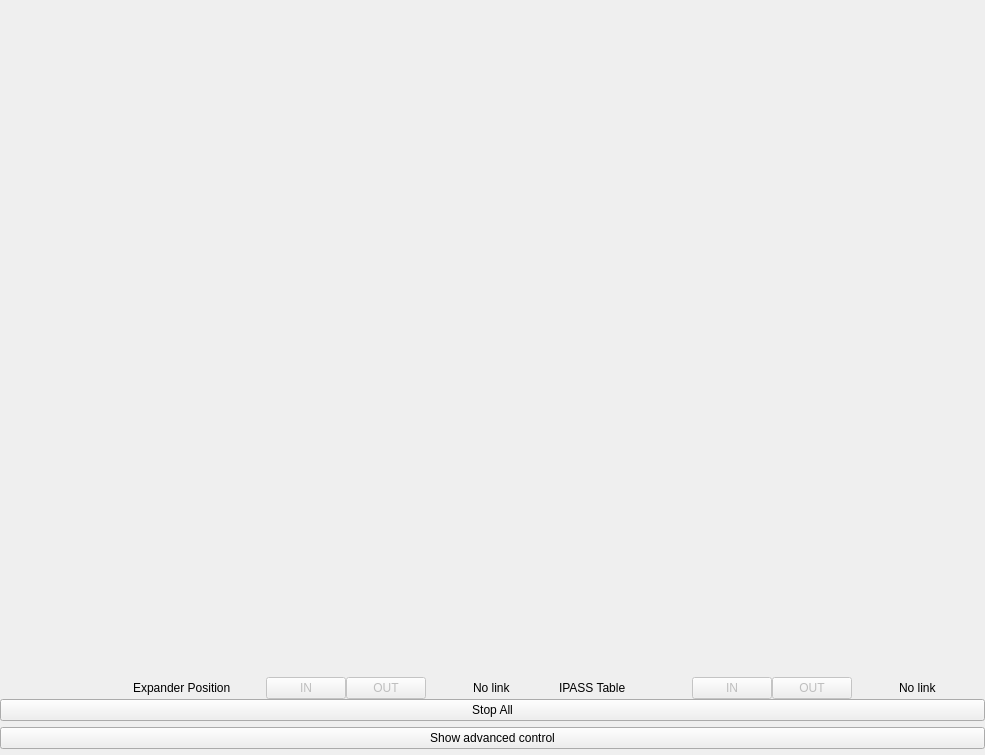
Before: the Qt Designer form expander/expanderGui/expanderGui.ui in MatthewJCameron/imbl, drawn with Qt 5.
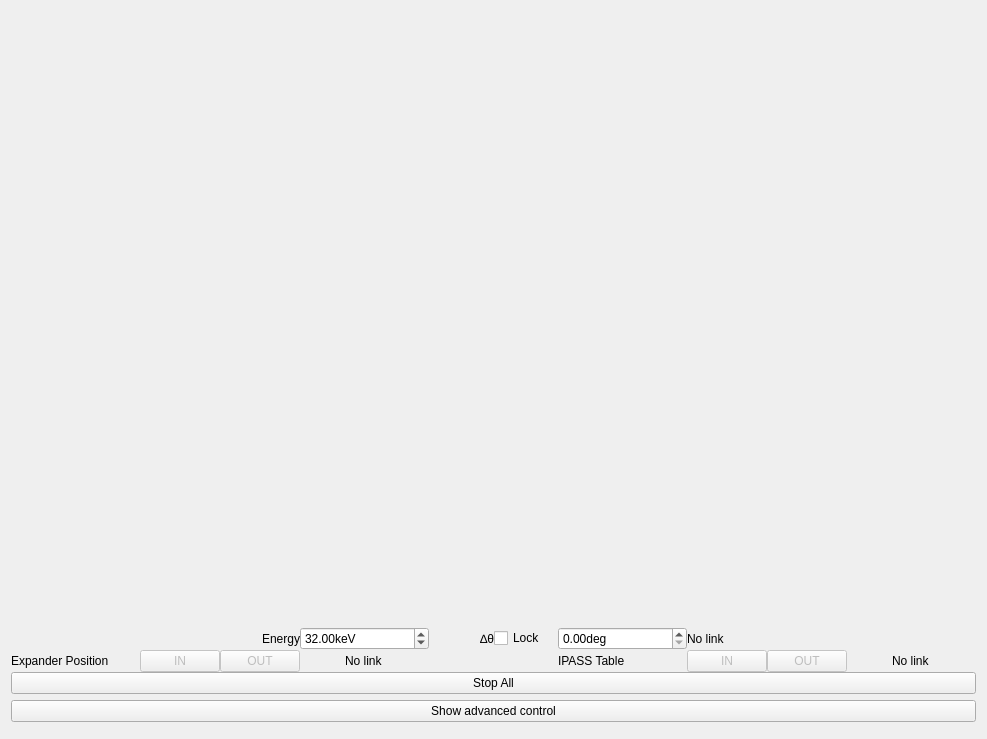
After: the same form once the commit is applied. Icons and pictures are not drawn. Custom widgets are drawn as their Qt base class.

Commit message: adding safety features to sh1a (expander/bct table/imaging shutter in when not mono) and shfe (expander/bct table/monoZ1 IN when not mono, paddle 4 and 5 NONE when monoZ1 IN). Gui changes to make BCT IN/OUT status clearer. Beginning to add autogonio to expander tab.

```diff
--- a/expander/expanderGui/expanderGui.ui
+++ b/expander/expanderGui/expanderGui.ui
@@ -6,8 +6,8 @@
    <rect>
     <x>0</x>
     <y>0</y>
-    <width>985</width>
-    <height>755</height>
+    <width>987</width>
+    <height>739</height>
    </rect>
   </property>
   <property name="sizePolicy">
@@ -20,18 +20,6 @@
    <string>Form</string>
   </property>
   <layout class="QVBoxLayout" name="verticalLayout">
-   <property name="leftMargin">
-    <number>0</number>
-   </property>
-   <property name="topMargin">
-    <number>0</number>
-   </property>
-   <property name="rightMargin">
-    <number>0</number>
-   </property>
-   <property name="bottomMargin">
-    <number>0</number>
-   </property>
    <item>
     <widget class="QWidget" name="mainWidget" native="true">
      <layout class="QGridLayout" name="mainLayout">
@@ -50,10 +38,67 @@
       <property name="spacing">
        <number>0</number>
       </property>
-      <item row="2" column="4">
-       <widget class="QLabel" name="label">
+      <item row="1" column="3">
+       <layout class="QHBoxLayout" name="horizontalLayout_4">
+        <item>
+         <widget class="QLabel" name="label_3">
+          <property name="text">
+           <string>∆θ</string>
+          </property>
+          <property name="alignment">
+           <set>Qt::AlignRight|Qt::AlignTrailing|Qt::AlignVCenter</set>
+          </property>
+         </widget>
+        </item>
+        <item>
+         <widget class="QCheckBox" name="checkBox">
+          <property name="text">
+           <string>Lock</string>
+          </property>
+         </widget>
+        </item>
+       </layout>
+      </item>
+      <item row="1" column="4">
+       <widget class="QDoubleSpinBox" name="doubleSpinBox_2">
+        <property name="suffix">
+         <string>deg</string>
+        </property>
+       </widget>
+      </item>
+      <item row="1" column="5">
+       <widget class="QLabel" name="label_4">
         <property name="text">
-         <string>IPASS Table</string>
+         <string>No link</string>
+        </property>
+       </widget>
+      </item>
+      <item row="1" column="2">
+       <widget class="QDoubleSpinBox" name="doubleSpinBox">
+        <property name="suffix">
+         <string>keV</string>
+        </property>
+        <property name="value">
+         <double>32.000000000000000</double>
+        </property>
+       </widget>
+      </item>
+      <item row="0" column="0" colspan="7">
+       <widget class="QWidget" name="scheme" native="true">
+        <property name="sizePolicy">
+         <sizepolicy hsizetype="Preferred" vsizetype="Expanding">
+          <horstretch>0</horstretch>
+          <verstretch>1</verstretch>
+         </sizepolicy>
+        </property>
+        <property name="minimumSize">
+         <size>
+          <width>0</width>
+          <height>100</height>
+         </size>
+        </property>
+        <property name="styleSheet">
+         <string notr="true">image: url(:/ExpanderSide-1.png);</string>
         </property>
        </widget>
       </item>
@@ -84,7 +129,7 @@
          </property>
          <property name="bottomMargin">
           <number>0</number>
-         </property>            
+         </property>
          <item alignment="Qt::AlignHCenter">
           <widget class="QLabel" name="currentTblInOut">
            <property name="text">
@@ -95,42 +140,18 @@
         </layout>
        </widget>
       </item>
-      <item row="2" column="2">
-       <widget class="QWidget" name="modeSet" native="true">
-        <property name="enabled">
-         <bool>false</bool>
+      <item row="2" column="0">
+       <widget class="QLabel" name="label_14">
+        <property name="text">
+         <string>Expander Position</string>
         </property>
-        <layout class="QHBoxLayout" name="horizontalLayout">
-         <property name="spacing">
-          <number>0</number>
-         </property>
-         <property name="leftMargin">
-          <number>0</number>
-         </property>
-         <property name="topMargin">
-          <number>0</number>
-         </property>
-         <property name="rightMargin">
-          <number>0</number>
-         </property>
-         <property name="bottomMargin">
-          <number>0</number>
-         </property>
-         <item>
-          <widget class="QPushButton" name="moveIn">
-           <property name="text">
-            <string> IN </string>
-           </property>
-          </widget>
-         </item>
-         <item>
-          <widget class="QPushButton" name="moveOut">
-           <property name="text">
-            <string>OUT</string>
-           </property>
-          </widget>
-         </item>
-        </layout>
+       </widget>
+      </item>
+      <item row="2" column="4">
+       <widget class="QLabel" name="label">
+        <property name="text">
+         <string>IPASS Table</string>
+        </property>
        </widget>
       </item>
       <item row="2" column="5">
@@ -153,7 +174,7 @@
          </property>
          <property name="bottomMargin">
           <number>0</number>
-         </property>        
+         </property>
          <item>
           <widget class="QPushButton" name="tblIn">
            <property name="text">
@@ -171,26 +192,55 @@
         </layout>
        </widget>
       </item>
-      <item row="0" column="0" colspan="7">
-       <widget class="QWidget" name="scheme" native="true">
-        <property name="sizePolicy">
-         <sizepolicy hsizetype="Preferred" vsizetype="Expanding">
-          <horstretch>0</horstretch>
-          <verstretch>1</verstretch>
-         </sizepolicy>
+      <item row="1" column="1">
+       <widget class="QLabel" name="label_2">
+        <property name="text">
+         <string>Energy</string>
         </property>
-        <property name="minimumSize">
-         <size>
-          <width>0</width>
-          <height>100</height>
-         </size>
+        <property name="alignment">
+         <set>Qt::AlignRight|Qt::AlignTrailing|Qt::AlignVCenter</set>
         </property>
-        <property name="styleSheet">
-         <string notr="true">image: url(:/ExpanderSide-1.png);</string>
+       </widget>
+      </item>
+      <item row="2" column="1">
+       <widget class="QWidget" name="modeSet" native="true">
+        <property name="enabled">
+         <bool>false</bool>
         </property>
+        <layout class="QHBoxLayout" name="horizontalLayout">
+         <property name="spacing">
+          <number>0</number>
+         </property>
+         <property name="leftMargin">
+          <number>0</number>
+         </property>
+         <property name="topMargin">
+          <number>0</number>
+         </property>
+         <property name="rightMargin">
+          <number>0</number>
+         </property>
+         <property name="bottomMargin">
+          <number>0</number>
+         </property>
+         <item>
+          <widget class="QPushButton" name="moveIn">
+           <property name="text">
+            <string> IN </string>
+           </property>
+          </widget>
+         </item>
+         <item>
+          <widget class="QPushButton" name="moveOut">
+           <property name="text">
+            <string>OUT</string>
+           </property>
+          </widget>
+         </item>
+        </layout>
        </widget>
       </item>
-      <item row="2" column="3">
+      <item row="2" column="2">
        <widget class="QWidget" name="modeSetEnable" native="true">
         <layout class="QHBoxLayout" name="horizontalLayout_5">
          <property name="spacing">
@@ -218,13 +268,6 @@
         </layout>
        </widget>
       </item>
-      <item row="2" column="1">
-       <widget class="QLabel" name="label_14">
-        <property name="text">
-         <string>Expander Position</string>
-        </property>
-       </widget>
-      </item>
      </layout>
     </widget>
    </item>
```
The commit also changes 9 other files.
